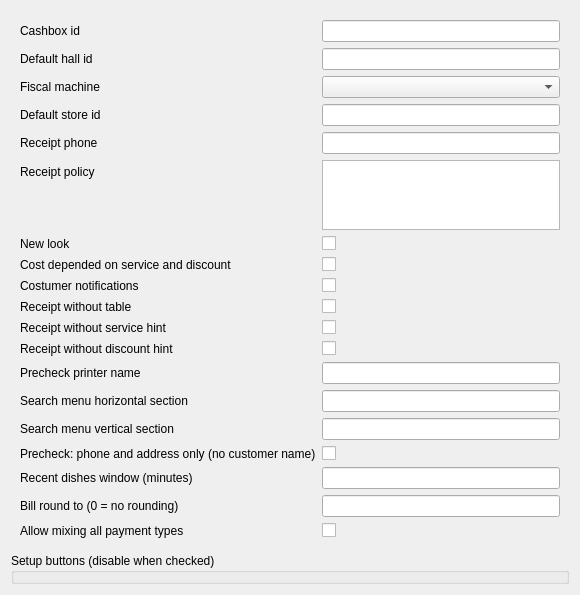
Before: the Qt Designer form FrontDesk/rworkstationconfigwaiter.ui in End1-1/Cafe5, drawn with Qt 5.
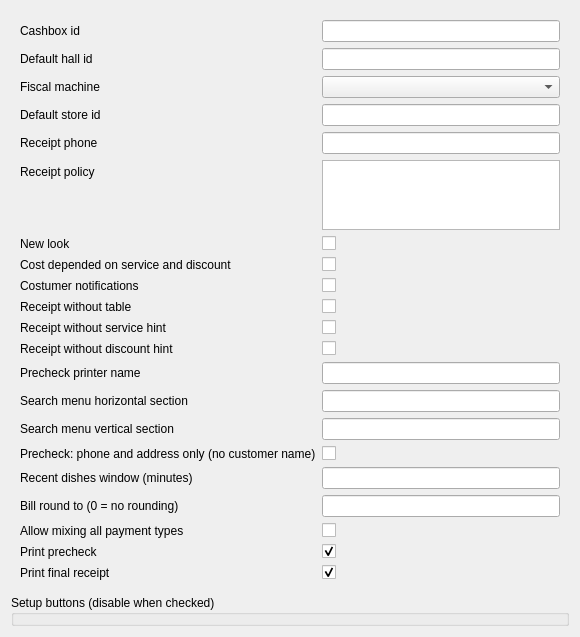
After: the same form once the commit is applied.

The edit to the form file:
```diff
--- a/FrontDesk/rworkstationconfigwaiter.ui
+++ b/FrontDesk/rworkstationconfigwaiter.ui
@@ -211,6 +211,34 @@
       <item row="13" column="1">
        <widget class="QLineEdit" name="lePrecheckPrinter"/>
       </item>
+      <item row="20" column="0">
+       <widget class="QLabel" name="labelPrintPrecheck">
+        <property name="text">
+         <string>Print precheck</string>
+        </property>
+       </widget>
+      </item>
+      <item row="20" column="1">
+       <widget class="QCheckBox" name="chPrintPrecheck">
+        <property name="checked">
+         <bool>true</bool>
+        </property>
+       </widget>
+      </item>
+      <item row="21" column="0">
+       <widget class="QLabel" name="labelPrintFinalReceipt">
+        <property name="text">
+         <string>Print final receipt</string>
+        </property>
+       </widget>
+      </item>
+      <item row="21" column="1">
+       <widget class="QCheckBox" name="chPrintFinalReceipt">
+        <property name="checked">
+         <bool>true</bool>
+        </property>
+       </widget>
+      </item>
      </layout>
     </widget>
    </item>
```
